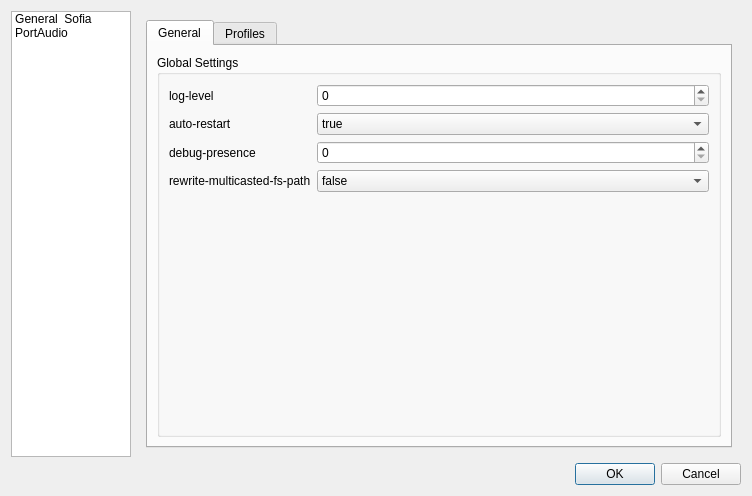
karlma/freeswitch-b1.10, file fscomm/prefdialog.ui: the form before one commit.
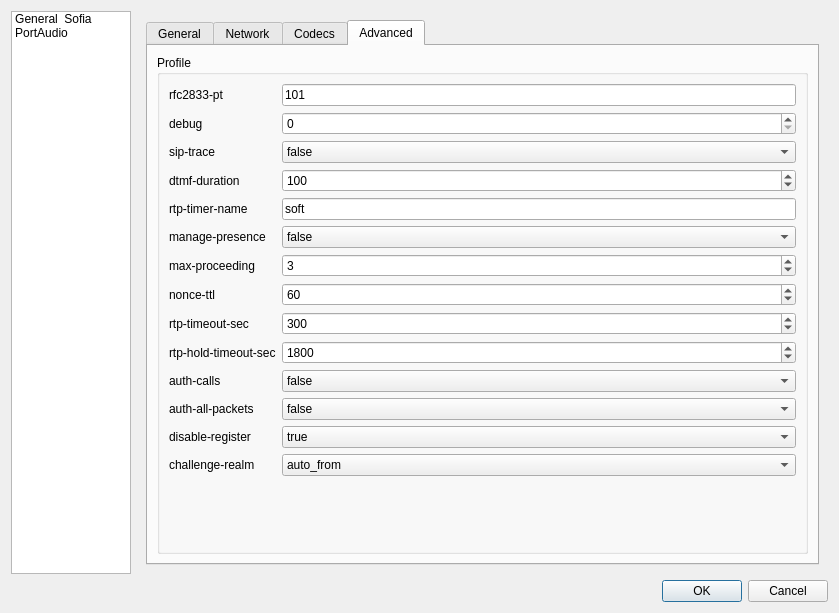
The form after the commit. The open tabs and pages were chosen to show the change. Icons and pictures are not drawn.

The edit to the form file:
```diff
--- a/fscomm/prefdialog.ui
+++ b/fscomm/prefdialog.ui
@@ -6,8 +6,8 @@
    <rect>
     <x>0</x>
     <y>0</y>
-    <width>752</width>
-    <height>496</height>
+    <width>839</width>
+    <height>613</height>
    </rect>
   </property>
   <property name="windowTitle">
@@ -137,9 +137,12 @@
            <item>
             <widget class="QGroupBox" name="groupBox">
              <property name="title">
-              <string>Global Settings</string>
+              <string>Global</string>
              </property>
              <layout class="QFormLayout" name="formLayout">
+              <property name="fieldGrowthPolicy">
+               <enum>QFormLayout::AllNonFixedFieldsGrow</enum>
+              </property>
               <item row="0" column="0">
                <widget class="QLabel" name="label">
                 <property name="text">
@@ -209,7 +212,7 @@
          </widget>
          <widget class="QWidget" name="tab_2">
           <attribute name="title">
-           <string>Profiles</string>
+           <string>Network</string>
           </attribute>
           <layout class="QVBoxLayout" name="verticalLayout_4">
            <item>
@@ -226,7 +229,180 @@
                </widget>
               </item>
               <item row="0" column="1">
-               <widget class="QLineEdit" name="userAgentStringEdit"/>
+               <widget class="QSpinBox" name="sofiaSipPortSpin">
+                <property name="minimum">
+                 <number>1</number>
+                </property>
+                <property name="maximum">
+                 <number>65535</number>
+                </property>
+                <property name="value">
+                 <number>12345</number>
+                </property>
+               </widget>
+              </item>
+              <item row="1" column="0">
+               <widget class="QLabel" name="label_22">
+                <property name="text">
+                 <string>use-rtp-timer</string>
+                </property>
+               </widget>
+              </item>
+              <item row="1" column="1">
+               <widget class="QComboBox" name="sofiaUseRtpTimerCombo">
+                <item>
+                 <property name="text">
+                  <string>true</string>
+                 </property>
+                </item>
+                <item>
+                 <property name="text">
+                  <string>false</string>
+                 </property>
+                </item>
+               </widget>
+              </item>
+              <item row="2" column="0">
+               <widget class="QLabel" name="label_24">
+                <property name="text">
+                 <string>rtp-ip</string>
+                </property>
+               </widget>
+              </item>
+              <item row="2" column="1">
+               <widget class="QLineEdit" name="sofiaRtpIpEdit">
+                <property name="text">
+                 <string>$${local_ip_v4}</string>
+                </property>
+               </widget>
+              </item>
+              <item row="3" column="0">
+               <widget class="QLabel" name="label_25">
+                <property name="text">
+                 <string>sip-ip</string>
+                </property>
+               </widget>
+              </item>
+              <item row="3" column="1">
+               <widget class="QLineEdit" name="sofiaSipIpEdit">
+                <property name="text">
+                 <string>$${local_ip_v4}</string>
+                </property>
+               </widget>
+              </item>
+              <item row="4" column="0">
+               <widget class="QLabel" name="label_27">
+                <property name="text">
+                 <string>apply-nat-acl</string>
+                </property>
+               </widget>
+              </item>
+              <item row="4" column="1">
+               <widget class="QLineEdit" name="sofiaApplyNatAclEdit">
+                <property name="text">
+                 <string>rfc1918</string>
+                </property>
+               </widget>
+              </item>
+              <item row="5" column="0">
+               <widget class="QLabel" name="label_34">
+                <property name="text">
+                 <string>ext-rtp-ip</string>
+                </property>
+               </widget>
+              </item>
+              <item row="5" column="1">
+               <widget class="QLineEdit" name="sofiaExtRtpIpEdit">
+                <property name="text">
+                 <string>stun:stun.freeswitch.org</string>
+                </property>
+               </widget>
+              </item>
+              <item row="6" column="0">
+               <widget class="QLabel" name="label_35">
+                <property name="text">
+                 <string>ext-sip-ip</string>
+                </property>
+               </widget>
+              </item>
+              <item row="6" column="1">
+               <widget class="QLineEdit" name="sofiaExtSipIpEdit">
+                <property name="text">
+                 <string>stun:stun.freeswitch.org</string>
+                </property>
+               </widget>
+              </item>
+             </layout>
+            </widget>
+           </item>
+          </layout>
+         </widget>
+         <widget class="QWidget" name="tab_4">
+          <attribute name="title">
+           <string>Codecs</string>
+          </attribute>
+          <layout class="QFormLayout" name="formLayout_7">
+           <item row="0" column="0">
+            <widget class="QLabel" name="label_21">
+             <property name="text">
+              <string>codec-prefs</string>
+             </property>
+            </widget>
+           </item>
+           <item row="0" column="1">
+            <widget class="QLineEdit" name="sofiaCodecPrefsEdit">
+             <property name="text">
+              <string>CELT@48000h,G7221@32000h,G7221@16000h,G722,PCMU,PCMA,GSM</string>
+             </property>
+            </widget>
+           </item>
+           <item row="1" column="0">
+            <widget class="QLabel" name="label_30">
+             <property name="text">
+              <string>inbound-codec-negotiation</string>
+             </property>
+            </widget>
+           </item>
+           <item row="1" column="1">
+            <widget class="QComboBox" name="sofiaInboundCodecNegotiationCombo">
+             <item>
+              <property name="text">
+               <string>generous</string>
+              </property>
+             </item>
+             <item>
+              <property name="text">
+               <string>greedy</string>
+              </property>
+             </item>
+            </widget>
+           </item>
+          </layout>
+         </widget>
+         <widget class="QWidget" name="tab_3">
+          <attribute name="title">
+           <string>Advanced</string>
+          </attribute>
+          <layout class="QVBoxLayout" name="verticalLayout_6">
+           <item>
+            <widget class="QGroupBox" name="groupBox_7">
+             <property name="title">
+              <string>Profile</string>
+             </property>
+             <layout class="QFormLayout" name="formLayout_8">
+              <item row="0" column="0">
+               <widget class="QLabel" name="label_17">
+                <property name="text">
+                 <string>rfc2833-pt</string>
+                </property>
+               </widget>
+              </item>
+              <item row="0" column="1">
+               <widget class="QLineEdit" name="sofiaRfc2833PtEdit">
+                <property name="text">
+                 <string>101</string>
+                </property>
+               </widget>
               </item>
               <item row="1" column="0">
                <widget class="QLabel" name="label_5">
@@ -236,7 +412,7 @@
                </widget>
               </item>
               <item row="1" column="1">
-               <widget class="QSpinBox" name="debugSpin"/>
+               <widget class="QSpinBox" name="sofiaDebugSpin"/>
               </item>
               <item row="2" column="0">
                <widget class="QLabel" name="label_6">
@@ -246,7 +422,7 @@
                </widget>
               </item>
               <item row="2" column="1">
-               <widget class="QComboBox" name="sipTraceCombo">
+               <widget class="QComboBox" name="sofiaSipTraceCombo">
                 <item>
                  <property name="text">
                   <string>false</string>
@@ -259,6 +435,204 @@
                 </item>
                </widget>
               </item>
+              <item row="3" column="0">
+               <widget class="QLabel" name="label_20">
+                <property name="text">
+                 <string>dtmf-duration</string>
+                </property>
+               </widget>
+              </item>
+              <item row="3" column="1">
+               <widget class="QSpinBox" name="spinBox">
+                <property name="maximum">
+                 <number>1000</number>
+                </property>
+                <property name="value">
+                 <number>100</number>
+                </property>
+               </widget>
+              </item>
+              <item row="4" column="0">
+               <widget class="QLabel" name="label_23">
+                <property name="text">
+                 <string>rtp-timer-name</string>
+                </property>
+               </widget>
+              </item>
+              <item row="4" column="1">
+               <widget class="QLineEdit" name="sofiaRtpTimerNameEdit">
+                <property name="text">
+                 <string>soft</string>
+                </property>
+               </widget>
+              </item>
+              <item row="5" column="0">
+               <widget class="QLabel" name="label_28">
+                <property name="text">
+                 <string>manage-presence</string>
+                </property>
+               </widget>
+              </item>
+              <item row="5" column="1">
+               <widget class="QComboBox" name="sofiaManagePresenceCombo">
+                <item>
+                 <property name="text">
+                  <string>false</string>
+                 </property>
+                </item>
+                <item>
+                 <property name="text">
+                  <string>true</string>
+                 </property>
+                </item>
+               </widget>
+              </item>
+              <item row="6" column="0">
+               <widget class="QLabel" name="label_29">
+                <property name="text">
+                 <string>max-proceeding</string>
+                </property>
+               </widget>
+              </item>
+              <item row="6" column="1">
+               <widget class="QSpinBox" name="sofiaMaxProceedingEdit">
+                <property name="value">
+                 <number>3</number>
+                </property>
+               </widget>
+              </item>
+              <item row="7" column="0">
+               <widget class="QLabel" name="label_31">
+                <property name="text">
+                 <string>nonce-ttl</string>
+                </property>
+               </widget>
+              </item>
+              <item row="7" column="1">
+               <widget class="QSpinBox" name="sofiaNonceTtlSpin">
+                <property name="value">
+                 <number>60</number>
+                </property>
+               </widget>
+              </item>
+              <item row="8" column="0">
+               <widget class="QLabel" name="label_36">
+                <property name="text">
+                 <string>rtp-timeout-sec</string>
+                </property>
+               </widget>
+              </item>
+              <item row="8" column="1">
+               <widget class="QSpinBox" name="sofiaRtpTimeoutSecSpin">
+                <property name="maximum">
+                 <number>1000</number>
+                </property>
+                <property name="value">
+                 <number>300</number>
+                </property>
+               </widget>
+              </item>
+              <item row="9" column="0">
+               <widget class="QLabel" name="label_37">
+                <property name="text">
+                 <string>rtp-hold-timeout-sec</string>
+                </property>
+               </widget>
+              </item>
+              <item row="9" column="1">
+               <widget class="QSpinBox" name="sofiaRtpHoldTimeoutSecSpin">
+                <property name="maximum">
+                 <number>5000</number>
+                </property>
+                <property name="value">
+                 <number>1800</number>
+                </property>
+               </widget>
+              </item>
+              <item row="10" column="0">
+               <widget class="QLabel" name="label_32">
+                <property name="text">
+                 <string>auth-calls</string>
+                </property>
+               </widget>
+              </item>
+              <item row="10" column="1">
+               <widget class="QComboBox" name="sofiaAuthCallsCombo">
+                <item>
+                 <property name="text">
+                  <string>false</string>
+                 </property>
+                </item>
+                <item>
+                 <property name="text">
+                  <string>true</string>
+                 </property>
+                </item>
+               </widget>
+              </item>
+              <item row="11" column="0">
+               <widget class="QLabel" name="label_33">
+                <property name="text">
+                 <string>auth-all-packets</string>
+                </property>
+               </widget>
+              </item>
+              <item row="11" column="1">
+               <widget class="QComboBox" name="sofiaAuthAllPacketsCombo">
+                <item>
+                 <property name="text">
+                  <string>false</string>
+                 </property>
+                </item>
+                <item>
+                 <property name="text">
+                  <string>true</string>
+                 </property>
+                </item>
+               </widget>
+              </item>
+              <item row="12" column="0">
+               <widget class="QLabel" name="label_38">
+                <property name="text">
+                 <string>disable-register</string>
+                </property>
+               </widget>
+              </item>
+              <item row="12" column="1">
+               <widget class="QComboBox" name="sofiaDisableRegisterCombo">
+                <item>
+                 <property name="text">
+                  <string>true</string>
+                 </property>
+                </item>
+                <item>
+                 <property name="text">
+                  <string>false</string>
+                 </property>
+                </item>
+               </widget>
+              </item>
+              <item row="13" column="0">
+               <widget class="QLabel" name="label_39">
+                <property name="text">
+                 <string>challenge-realm</string>
+                </property>
+               </widget>
+              </item>
+              <item row="13" column="1">
+               <widget class="QComboBox" name="sofiaChallengeRealmCombo">
+                <item>
+                 <property name="text">
+                  <string>auto_from</string>
+                 </property>
+                </item>
+                <item>
+                 <property name="text">
+                  <string>auto_to</string>
+                 </property>
+                </item>
+               </widget>
+              </item>
              </layout>
             </widget>
            </item>
```
Left out of the diff: 90 changed lines with no effect on the pictures.
